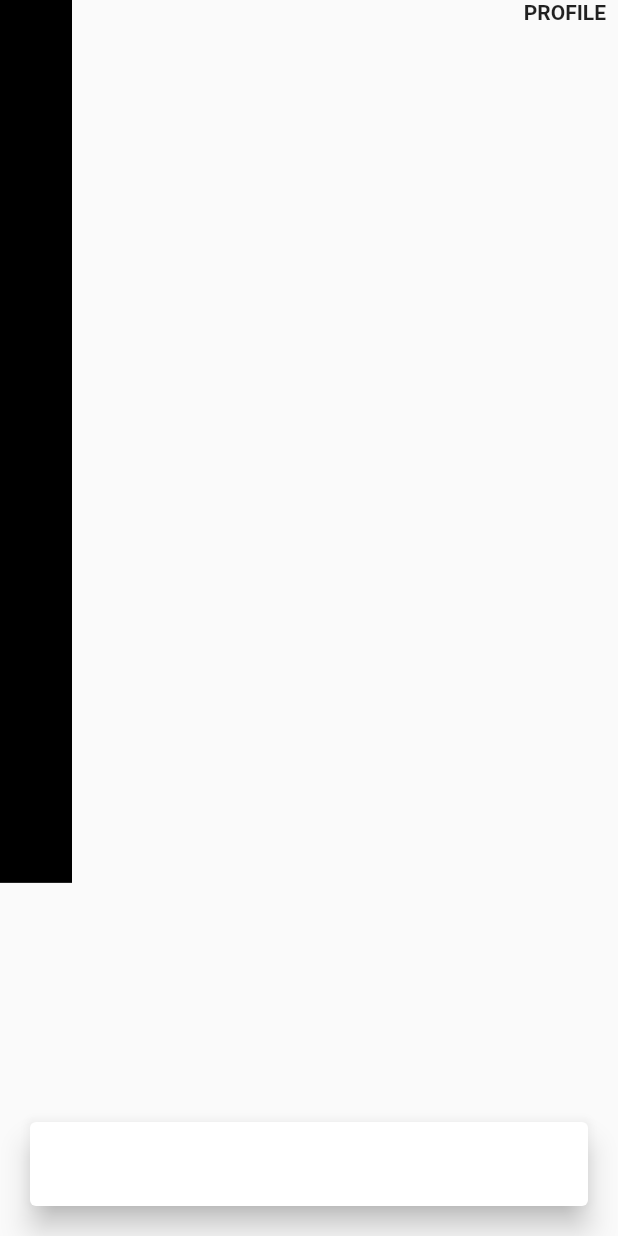
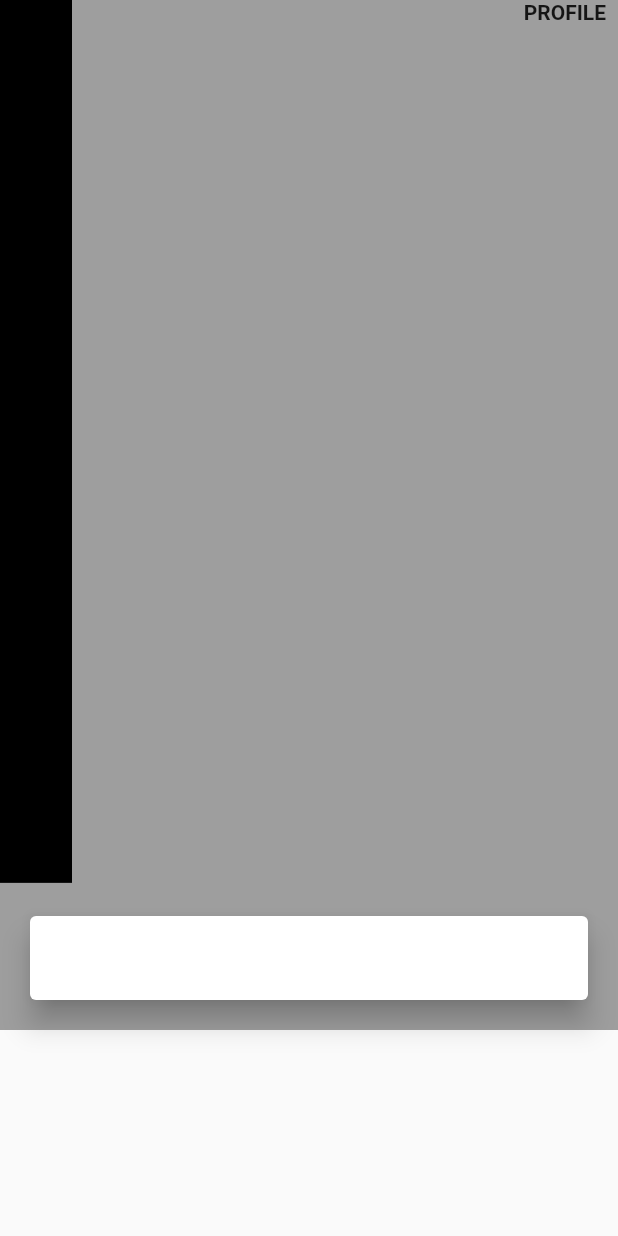
Before and after one commit to JAICHANGPARK/flutter_notebook_11th_story, a Flutter app: the screen it shows after launch, on a phone screen of 412 x 824 dp. Run offline on Flutter 3.47's test engine with Material 2 defaults, Android fonts, the phone set to English and light mode, and no system bars; our stand-ins replace backdrop, badges, flutter_inner_drawer, flutter_slidable, flutter_swiper, google_fonts.

Commit message:
Update food_bill_home_page.dart

```diff
--- a/lib/ep714_food_bill_app/ui/food_bill_home_page.dart
+++ b/lib/ep714_food_bill_app/ui/food_bill_home_page.dart
@@ -12,14 +12,23 @@ class _FoodBillHomePageState extends State<FoodBillHomePage> {
       body: SafeArea(
         child: Stack(
           children: [
+
+            Positioned(child: Container(
+              height: MediaQuery.of(context).size.height / 1.2,
+              color: Colors.grey,
+            )
+
+            ),
             Positioned(
               right: 8,
               top: 0,
-              child: Text("PROFILE", style: TextStyle(
-                fontWeight: FontWeight.bold
-              ),),
+              child: Text(
+                "PROFILE",
+                style: TextStyle(fontWeight: FontWeight.bold),
               ),
-            Positioned(child: Container(
+            ),
+            Positioned(
+              child: Container(
                 width: 48,
                 color: Colors.black,
                 height: MediaQuery.of(context).size.height / 1.4,
@@ -36,9 +45,7 @@ class _FoodBillHomePageState extends State<FoodBillHomePage> {
                   child: Card(
                     elevation: 8,
                     child: Row(
-                      children: [
-
-                      ],
+                      children: [],
                     ),
                   )),
             )
```
Lines whose indentation alone changed are shown as unchanged.
